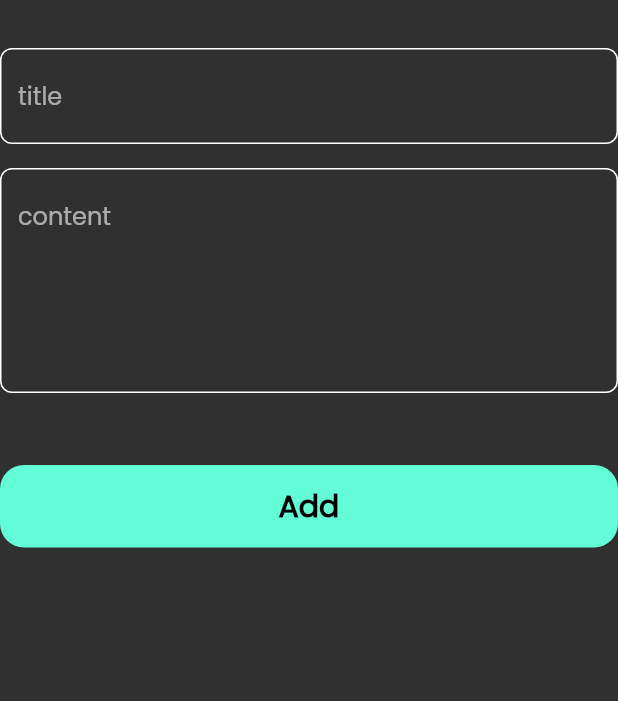
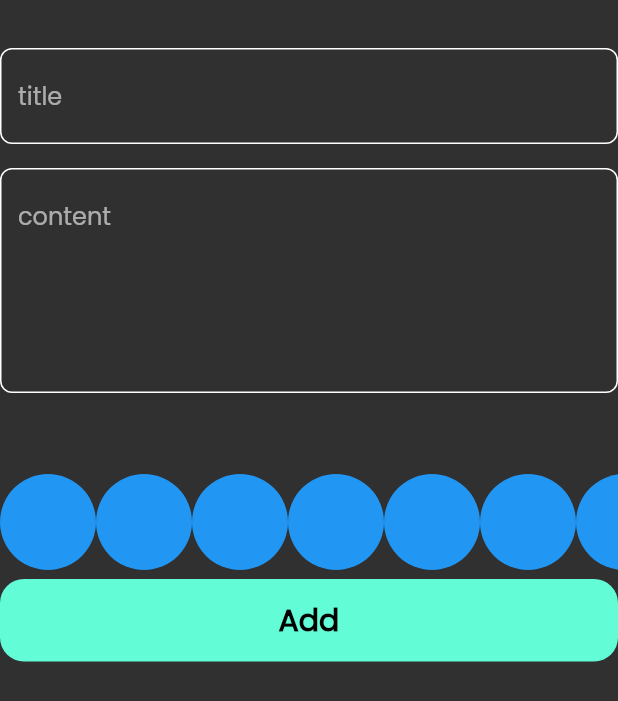
Before and after one commit to Mohamed-Aldakeshy/Notes_app, a Flutter app: the AddNoteForm widget shown alone on an empty page, opened directly, on a phone screen of 412 x 824 dp. Shown: the top 701 px of the screen. Run offline on Flutter 3.47's test engine with Material 2 defaults, Android fonts, the phone set to English and light mode, and no system bars; our stand-ins replace bloc, flutter_bloc, hive, hive_flutter; accounts and stored records are empty.

Commit message:
create colors list view

```diff
--- a/lib/views/Widgets/add_note_form.dart
+++ b/lib/views/Widgets/add_note_form.dart
@@ -5,6 +5,7 @@ import 'package:notes_app/cubits/add_note_cubit/add_note_cubit.dart';
 import 'package:notes_app/models/note_model.dart';
 import 'package:notes_app/views/Widgets/text_field.dart';
 
+import 'colors_list_view.dart';
 import 'custom_add_button.dart';
 
 class AddNoteForm extends StatefulWidget {
@@ -50,6 +51,7 @@ class _AddNoteFormState extends State<AddNoteForm> {
           const SizedBox(
             height: 48,
           ),
+          ColorsListView(),
           BlocBuilder<AddNoteCubit, AddNoteState>(
             builder: (context, state) {
               return CustomButton(
--- /dev/null
+++ b/lib/views/Widgets/colors_list_view.dart
@@ -0,0 +1,29 @@
+import 'package:flutter/material.dart';
+
+class ColorItem extends StatelessWidget {
+  const ColorItem({super.key});
+
+  @override
+  Widget build(BuildContext context) {
+    return const CircleAvatar(
+      radius: 32,
+      backgroundColor: Colors.blue,
+    );
+  }
+}
+
+class ColorsListView extends StatelessWidget {
+  const ColorsListView({super.key});
+
+  @override
+  Widget build(BuildContext context) {
+    return SizedBox(
+      height: 76,
+      child: ListView.builder(
+        itemCount: 10,
+        scrollDirection: Axis.horizontal,
+        itemBuilder: (context, index) => const ColorItem(),
+      ),
+    );
+  }
+}
```
